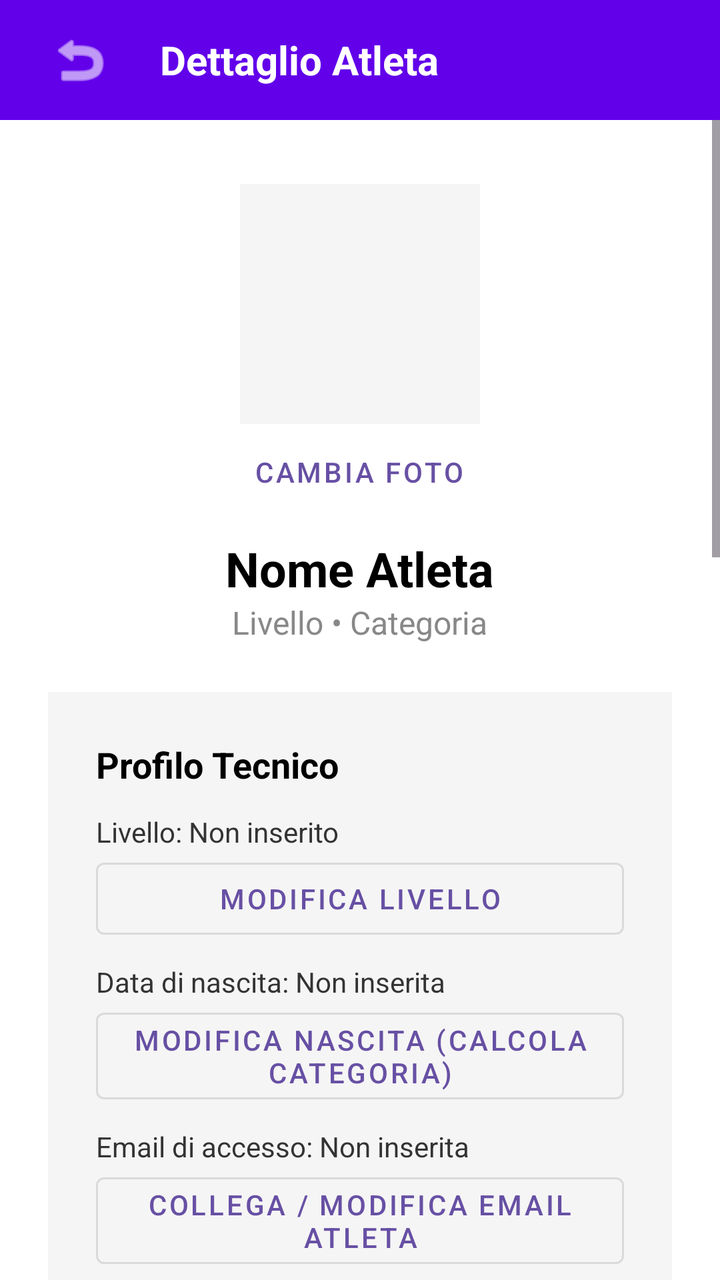
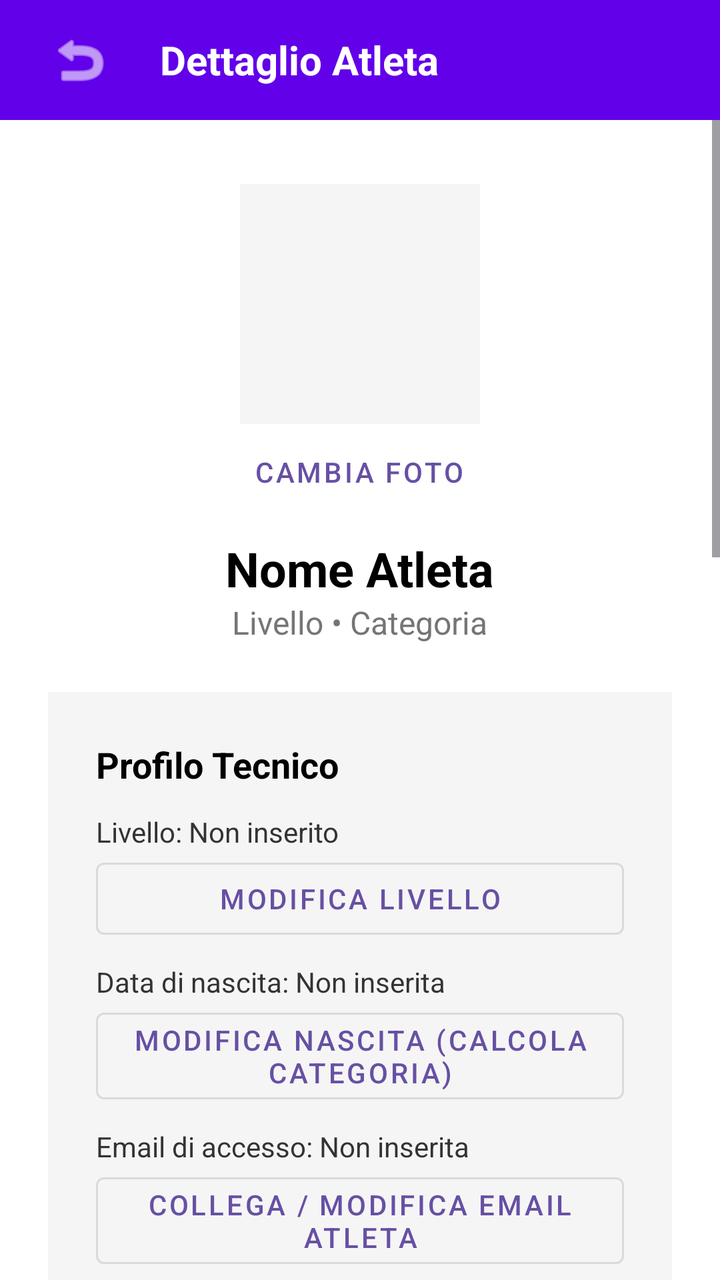

The first picture is an Android layout as it rendered before a commit; the second is the same layout after the commit. The layout source and the unified diff follow.
<!-- AndroidManifest.xml: application theme Theme.GinnasticaRitmica -->
<!-- res/layout/fragment_dettaglio_atleta.xml -->
<?xml version="1.0" encoding="utf-8"?>
<layout xmlns:android="http://schemas.android.com/apk/res/android"
    xmlns:app="http://schemas.android.com/apk/res-auto"
    xmlns:tools="http://schemas.android.com/tools"
    tools:ignore="HardcodedText, TextContrastCheck, VisualLintButtonSize, VisualLintTextFieldSize">

    <LinearLayout
        android:layout_width="match_parent"
        android:layout_height="match_parent"
        android:orientation="vertical"
        android:background="@color/sfondo_app">

        
        <LinearLayout
            android:layout_width="match_parent"
            android:layout_height="60dp"
            android:background="@color/viola_torre"
            android:gravity="center_vertical"
            android:orientation="horizontal"
            android:paddingHorizontal="16dp">

            <ImageButton
                android:id="@+id/btnTornaIndietro"
                android:contentDescription="Apri menu principale"
                android:layout_width="48dp"
                android:layout_height="48dp"
                android:background="?attr/selectableItemBackgroundBorderless"
                android:src="@android:drawable/ic_menu_revert"
                app:tint="@android:color/white" />

            <TextView
                android:layout_width="wrap_content"
                android:layout_height="wrap_content"
                android:layout_marginStart="16dp"
                android:text="Dettaglio Atleta"
                android:textColor="@android:color/white"
                android:textSize="20sp"
                android:textStyle="bold" />
        </LinearLayout>

        <ScrollView
            android:layout_width="match_parent"
            android:layout_height="match_parent"
            android:fillViewport="true">

            <LinearLayout
                android:layout_width="match_parent"
                android:layout_height="wrap_content"
                android:orientation="vertical"
                android:paddingTop="16dp"
                android:paddingBottom="32dp"
                android:gravity="center_horizontal">

                <ImageView
                    android:id="@+id/imgProfiloAtleta"
                    android:layout_width="120dp"
                    android:layout_height="120dp"
                    android:layout_marginTop="16dp"
                    android:background="@color/grigio_box"
                    android:contentDescription="TODO"
                    tools:ignore="ContentDescription" />

                <Button
                    android:id="@+id/btnModificaFoto"
                    style="@style/Widget.MaterialComponents.Button.TextButton"
                    android:layout_width="wrap_content"
                    android:layout_height="wrap_content"
                    android:text="Cambia Foto" />

                <TextView
                    android:id="@+id/tvNomeDettaglio"
                    android:layout_width="wrap_content"
                    android:layout_height="wrap_content"
                    android:text="Nome Atleta"
                    android:textColor="@color/testo_titoli"
                    android:textSize="24sp"
                    android:textStyle="bold"
                    android:layout_marginTop="8dp"/>

                <TextView
                    android:id="@+id/tvCategoriaDettaglio"
                    android:layout_width="wrap_content"
                    android:layout_height="wrap_content"
                    android:text="Livello • Categoria"
                    android:textSize="16sp"
                    android:textColor="@color/testo_chiaro"
                    android:layout_marginBottom="24dp"/>

                
                <LinearLayout
                    android:layout_width="match_parent"
                    android:layout_height="wrap_content"
                    android:orientation="vertical"
                    android:background="@color/grigio_box"
                    android:padding="24dp"
                    android:layout_marginHorizontal="24dp"
                    android:layout_marginBottom="16dp">

                    <TextView
                        android:layout_width="wrap_content"
                        android:layout_height="wrap_content"
                        android:text="Profilo Tecnico"
                        android:textColor="@color/testo_titoli"
                        android:textStyle="bold"
                        android:textSize="18sp"
                        android:layout_marginBottom="12dp"/>

                    <TextView
                        android:id="@+id/tvLivelloScelto"
                        android:layout_width="match_parent"
                        android:layout_height="wrap_content"
                        android:text="Livello: Non inserito"
                        android:textColor="@color/testo_sottotitoli"/>
                    <Button
                        android:id="@+id/btnModificaLivello"
                        style="@style/Widget.MaterialComponents.Button.OutlinedButton"
                        android:layout_width="match_parent"
                        android:layout_height="wrap_content"
                        android:text="Modifica Livello"
                        android:layout_marginBottom="8dp"/>

                    <TextView
                        android:id="@+id/tvDataNascita"
                        android:layout_width="match_parent"
                        android:layout_height="wrap_content"
                        android:text="Data di nascita: Non inserita"
                        android:textColor="@color/testo_sottotitoli"/>
                    <Button
                        android:id="@+id/btnModificaNascita"
                        style="@style/Widget.MaterialComponents.Button.OutlinedButton"
                        android:layout_width="match_parent"
                        android:layout_height="wrap_content"
                        android:text="Modifica Nascita (Calcola Categoria)"
                        android:layout_marginBottom="8dp"/>

                    <TextView
                        android:id="@+id/tvEmailAtletaDettaglio"
                        android:layout_width="match_parent"
                        android:layout_height="wrap_content"
                        android:text="Email di accesso: Non inserita"
                        android:textColor="@color/testo_sottotitoli"/>

                    <Button
                        android:id="@+id/btnModificaEmail"
                        style="@style/Widget.MaterialComponents.Button.OutlinedButton"
                        android:layout_width="match_parent"
                        android:layout_height="wrap_content"
                        android:text="Collega / Modifica Email Atleta"
                        android:layout_marginBottom="8dp"/>

                    <TextView
                        android:id="@+id/tvAttrezziUsati"
                        android:layout_width="match_parent"
                        android:layout_height="wrap_content"
                        android:text="Attrezzi dell'anno: Nessuno"
                        android:textColor="@color/testo_sottotitoli"/>
                    <Button
                        android:id="@+id/btnModificaAttrezzi"
                        style="@style/Widget.MaterialComponents.Button.OutlinedButton"
                        android:layout_width="match_parent"
                        android:layout_height="wrap_content"
                        android:text="Scegli Attrezzi"
                        android:layout_marginBottom="8dp"/>

                    <TextView
                        android:id="@+id/tvGruppoScelto"
                        android:layout_width="match_parent"
                        android:layout_height="wrap_content"
                        android:text="Gruppo: Non assegnato"
                        android:textStyle="bold"
                        android:textColor="@color/verde_acqua_bottoni"
                        android:layout_marginTop="8dp"/>
                    <Button
                        android:id="@+id/btnModificaGruppo"
                        style="@style/Widget.MaterialComponents.Button.OutlinedButton"
                        android:layout_width="match_parent"
                        android:layout_height="wrap_content"
                        android:text="Assegna Gruppo di Lavoro" />

                </LinearLayout>

                
                <LinearLayout
                    android:layout_width="match_parent"
                    android:layout_height="wrap_content"
                    android:orientation="vertical"
                    android:background="@color/grigio_box"
                    android:padding="24dp"
                    android:layout_marginHorizontal="24dp"
                    android:layout_marginBottom="16dp">

                    <TextView
                        android:layout_width="wrap_content"
                        android:layout_height="wrap_content"
                        android:text="Certificato e Musica"
                        android:textColor="@color/testo_titoli"
                        android:textStyle="bold"
                        android:textSize="18sp"
                        android:layout_marginBottom="12dp"/>

                    <TextView
                        android:id="@+id/tvScadenzaCertificato"
                        android:layout_width="match_parent"
                        android:layout_height="wrap_content"
                        android:text="Nessuna scadenza inserita"
                        android:textColor="@color/testo_sottotitoli"/>
                    <Button
                        android:id="@+id/btnAggiornaCertificato"
                        style="@style/Widget.MaterialComponents.Button.OutlinedButton"
                        android:layout_width="match_parent"
                        android:layout_height="wrap_content"
                        android:text="Aggiorna Certificato"
                        android:layout_marginBottom="16dp"/>

                    <TextView
                        android:id="@+id/tvStatoMusica"
                        android:layout_width="match_parent"
                        android:layout_height="wrap_content"
                        android:text="Nessuna traccia caricata"
                        android:textColor="@color/testo_sottotitoli"/>
                    <Button
                        android:id="@+id/btnCaricaMusica"
                        style="@style/Widget.MaterialComponents.Button.OutlinedButton"
                        android:layout_width="match_parent"
                        android:layout_height="wrap_content"
                        android:text="Carica Link Dropbox"
                        android:layout_marginBottom="8dp"/>

                    <LinearLayout
                        style="?android:attr/buttonBarStyle"
                        android:layout_width="match_parent"
                        android:layout_height="wrap_content"
                        android:orientation="horizontal">

                        <Button
                            android:id="@+id/btnRiproduciMusica"
                            style="?android:attr/buttonBarButtonStyle"
                            android:layout_width="0dp"
                            android:layout_height="wrap_content"
                            android:layout_weight="1"
                            android:text="▶ Riproduci"
                            android:backgroundTint="@color/viola_torre"
                            android:textColor="@android:color/white"
                            android:layout_marginEnd="4dp" />

                        <Button
                            android:id="@+id/btnFermaMusica"
                            style="?android:attr/buttonBarButtonStyle"
                            android:layout_width="0dp"
                            android:layout_height="wrap_content"
                            android:layout_weight="1"
                            android:text="⏹ Ferma"
                            android:backgroundTint="@color/rosso_alert"
                            android:textColor="@android:color/white"
                            android:visibility="gone"
                            android:layout_marginStart="4dp"/>
                    </LinearLayout>
                </LinearLayout>

                
                <LinearLayout
                    android:layout_width="match_parent"
                    android:layout_height="wrap_content"
                    android:orientation="vertical"
                    android:background="@color/grigio_box"
                    android:padding="24dp"
                    android:layout_marginHorizontal="24dp"
                    android:layout_marginBottom="24dp">

                    <TextView
                        android:layout_width="wrap_content"
                        android:layout_height="wrap_content"
                        android:text="Diario Presenze"
                        android:textColor="@color/testo_titoli"
                        android:textStyle="bold"
                        android:textSize="18sp"/>

                    <com.github.mikephil.charting.charts.PieChart
                        android:id="@+id/pieChartPresenze"
                        android:layout_width="match_parent"
                        android:layout_height="200dp"
                        android:layout_marginTop="16dp"
                        android:layout_marginBottom="16dp"/>

                    <LinearLayout
                        android:layout_width="match_parent"
                        android:layout_height="wrap_content"
                        android:orientation="horizontal"
                        android:gravity="center">

                        <Button
                            android:id="@+id/btnAggiungiPresenza"
                            style="@style/Widget.MaterialComponents.Button.TextButton"
                            android:layout_width="wrap_content"
                            android:layout_height="wrap_content"
                            android:text="+1 Presenza"
                            android:textColor="@color/verde_acqua_bottoni"/>

                        <Button
                            android:id="@+id/btnAggiungiAssenza"
                            style="@style/Widget.MaterialComponents.Button.TextButton"
                            android:layout_width="wrap_content"
                            android:layout_height="wrap_content"
                            android:text="+1 Assenza"
                            android:textColor="@color/rosso_alert"/>
                    </LinearLayout>
                </LinearLayout>

                <Button
                    android:id="@+id/btnEliminaAtleta"
                    android:layout_width="match_parent"
                    android:layout_height="wrap_content"
                    android:layout_marginHorizontal="24dp"
                    android:text="Elimina Ginnasta"
                    android:backgroundTint="@color/rosso_alert"
                    android:textColor="@android:color/white"/>

            </LinearLayout>
        </ScrollView>
    </LinearLayout>
</layout>
<!-- resources referenced by this layout -->
<resources>
  <color name="grigio_box">#F5F5F5</color>
  <color name="rosso_alert">#CF6679</color>
  <color name="sfondo_app">#FFFFFF</color>
  <color name="testo_chiaro">#888888</color>
  <color name="testo_sottotitoli">#333333</color>
  <color name="testo_titoli">#000000</color>
  <color name="verde_acqua_bottoni">#03DAC5</color>
  <color name="viola_torre">#6200EA</color>
  <style name="Theme.GinnasticaRitmica" parent="Base.Theme.GinnasticaRitmica" />
  <style name="Base.Theme.GinnasticaRitmica" parent="Theme.Material3.DayNight.NoActionBar">
          
          
      </style>
</resources>

<!-- the commit's change to res/layout/fragment_dettaglio_atleta.xml (unified diff, before → after) -->
@@ -81,10 +81,10 @@
                     android:id="@+id/tvCategoriaDettaglio"
                     android:layout_width="wrap_content"
                     android:layout_height="wrap_content"
+                    android:layout_marginBottom="24dp"
                     android:text="Livello • Categoria"
-                    android:textSize="16sp"
-                    android:textColor="@color/testo_chiaro"
-                    android:layout_marginBottom="24dp"/>
+                    android:textColor="#757575"
+                    android:textSize="16sp" />
 
                 
                 <LinearLayout
@@ -166,10 +166,10 @@
                         android:id="@+id/tvGruppoScelto"
                         android:layout_width="match_parent"
                         android:layout_height="wrap_content"
+                        android:layout_marginTop="8dp"
                         android:text="Gruppo: Non assegnato"
-                        android:textStyle="bold"
-                        android:textColor="@color/verde_acqua_bottoni"
-                        android:layout_marginTop="8dp"/>
+                        android:textColor="#009688"
+                        android:textStyle="bold" />
                     <Button
                         android:id="@+id/btnModificaGruppo"
                         style="@style/Widget.MaterialComponents.Button.OutlinedButton"
<!-- resource entries referenced after the edit -->
@@ -3,7 +3,6 @@
   <color name="grigio_box">#F5F5F5</color>
   <color name="rosso_alert">#CF6679</color>
   <color name="sfondo_app">#FFFFFF</color>
-  <color name="testo_chiaro">#888888</color>
   <color name="testo_sottotitoli">#333333</color>
   <color name="testo_titoli">#000000</color>
   <color name="verde_acqua_bottoni">#03DAC5</color>
